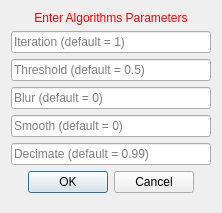
This is Version2.0/Plugins/kcl.cemrgapp.wathca/src/internal/WallThicknessCalculationsViewUIMeshing.ui in OpenHeartDevelopers/CemrgApp as Qt 5 draws it before an edit. The edited form follows.
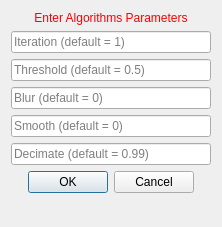
This is the edited form.

```diff
--- a/Version2.0/Plugins/kcl.cemrgapp.wathca/src/internal/WallThicknessCalculationsViewUIMeshing.ui
+++ b/Version2.0/Plugins/kcl.cemrgapp.wathca/src/internal/WallThicknessCalculationsViewUIMeshing.ui
@@ -7,7 +7,7 @@
     <x>0</x>
     <y>0</y>
     <width>222</width>
-    <height>213</height>
+    <height>227</height>
    </rect>
   </property>
   <property name="sizePolicy">
@@ -19,7 +19,13 @@
   <property name="minimumSize">
    <size>
     <width>0</width>
-    <height>0</height>
+    <height>227</height>
+   </size>
+  </property>
+  <property name="maximumSize">
+   <size>
+    <width>16777215</width>
+    <height>227</height>
    </size>
   </property>
   <property name="windowTitle">
```
